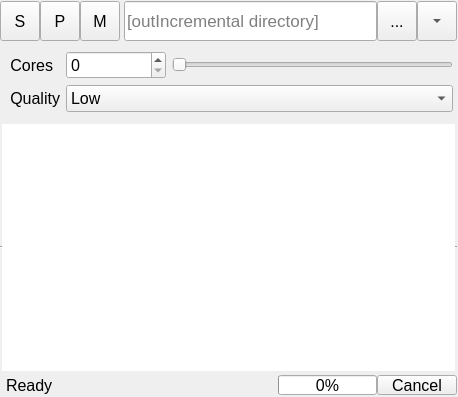
Before: the Qt Designer form src/mayaMVG/qt/ui/menu.ui in alicevision/MeshroomMaya, drawn with Qt 5.
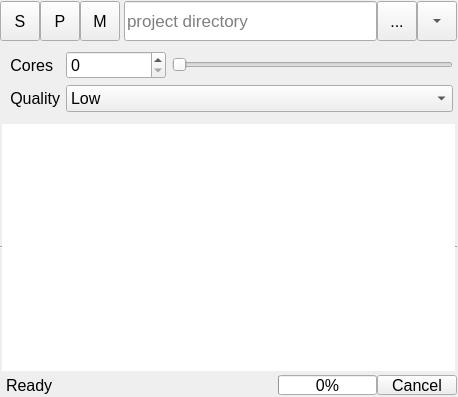
After: the same form once the commit is applied. Icons and pictures are not drawn.

Patch:
```diff
--- a/src/mayaMVG/qt/ui/menu.ui
+++ b/src/mayaMVG/qt/ui/menu.ui
@@ -124,7 +124,7 @@
           </font>
          </property>
          <property name="placeholderText">
-          <string>[outIncremental directory]</string>
+          <string>project directory</string>
          </property>
         </widget>
        </item>
```
Left out of the diff: 3 changed lines with no effect on the pictures.
